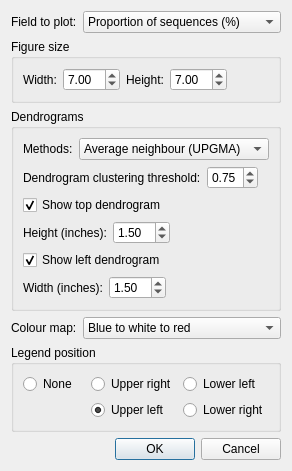
Old version of the form stamp/plugins/groups/plots/configGUI/HeatmapPlot.ui in the repository donovan-h-parks/STAMP.
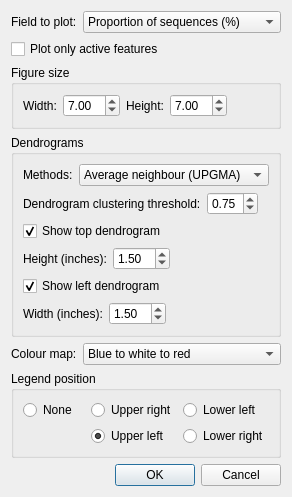
New version of the form. Icons and pictures are not drawn.

Commit message:
Improved heatmaps, numpy 1.8.1 fixes
Improved heatmaps to allow only active features to be plotted. Fixed
bugs relating to index slicing in numpy 1.8.1.

Patch:
```diff
--- a/stamp/plugins/groups/plots/configGUI/HeatmapPlot.ui
+++ b/stamp/plugins/groups/plots/configGUI/HeatmapPlot.ui
@@ -7,7 +7,7 @@
     <x>0</x>
     <y>0</y>
     <width>260</width>
-    <height>432</height>
+    <height>455</height>
    </rect>
   </property>
   <property name="sizePolicy">
@@ -58,6 +58,13 @@
      </item>
     </layout>
    </item>
+   <item>
+    <widget class="QCheckBox" name="chkPlotOnlyActiveFeatures">
+     <property name="text">
+      <string>Plot only active features</string>
+     </property>
+    </widget>
+   </item>
    <item>
     <widget class="QGroupBox" name="groupBox_3">
      <property name="title">
```
The commit also changes 10 other files.
